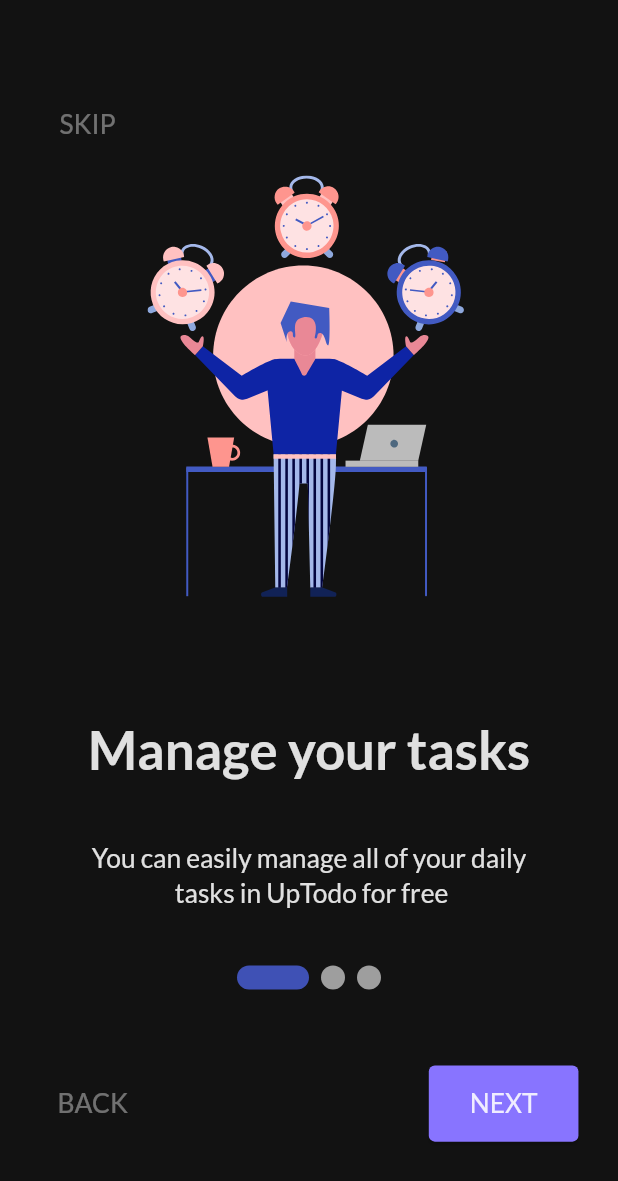
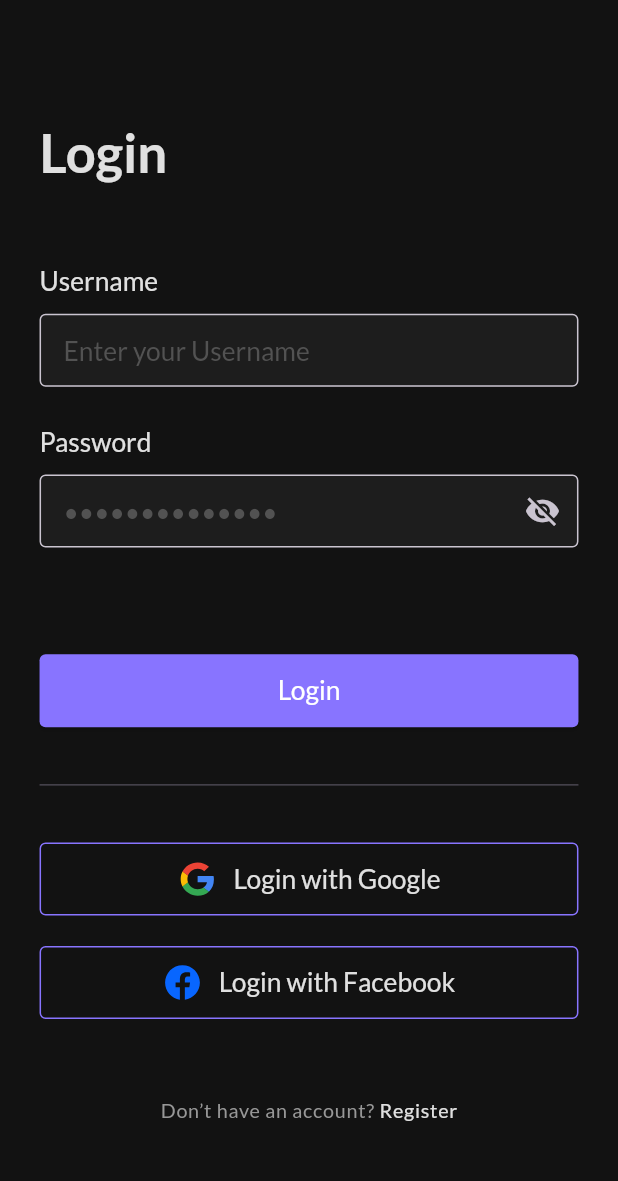
Before and after one commit to Mina329/Tamam-Todo, a Flutter app: the screen it shows after launch, after a tap on "SKIP", on a phone screen of 412 x 824 dp. Shown: the top 1181 px of the screen. Run offline on Flutter 3.47's test engine with Material 3 defaults, Android fonts, the light colour scheme and no system bars; drawn by our look-alikes of smooth_page_indicator; our stand-ins replace flutter_screenutil, flutter_svg, go_router, google_fonts.

Commit message:
add auth view

```diff
--- a/lib/core/utils/app_router.dart
+++ b/lib/core/utils/app_router.dart
@@ -1,11 +1,12 @@
 import 'package:go_router/go_router.dart';
+import 'package:todo/features/auth/presentation/view/auth_view.dart';
 import 'package:todo/features/onboarding/presentation/view/onboarding_view.dart';
 import 'package:todo/features/splash/presentation/view/splash_view.dart';
 
 abstract class AppRouter {
   static const kSplashView = '/';
   static const kOnboardingView = '/onboarding';
-
+  static const kAuthView = '/auth';
   static final router = GoRouter(
     routes: [
       GoRoute(
@@ -16,6 +17,10 @@ abstract class AppRouter {
         path: kOnboardingView,
         builder: (context, state) => const OnboardingView(),
       ),
+      GoRoute(
+        path: kAuthView,
+        builder: (context, state) => const AuthView(),
+      ),
     ],
   );
 }
--- a/lib/core/utils/assets_manager.dart
+++ b/lib/core/utils/assets_manager.dart
@@ -3,4 +3,6 @@ abstract class AssetsManager {
   static const onboarding1 = "assets/images/onboarding1.svg";
   static const onboarding2 = "assets/images/onboarding2.svg";
   static const onboarding3 = "assets/images/onboarding3.svg";
+  static const googleIcon = "assets/images/google_icon.svg";
+  static const facebookIcon = "assets/images/facebook_icon.svg";
 }
--- a/lib/core/utils/color_manager.dart
+++ b/lib/core/utils/color_manager.dart
@@ -4,4 +4,7 @@ class ColorManager {
   static const primaryColor = Color(0xFF8874FF);
   static const scaffoldColorDark = Color(0xff121212);
   static const scaffoldColorLight = Color(0xffffffff);
+  static const borderColor = Color(0xff979797);
+  static const fillColor = Color(0xff1D1D1D);
+  static const hintColor = Color(0xFF525252);
 }
--- a/lib/core/utils/strings_manager.dart
+++ b/lib/core/utils/strings_manager.dart
@@ -13,4 +13,15 @@ abstract class StringsManager {
   static const next = 'NEXT';
   static const back = 'BACK';
   static const getStarted = 'GETSTARTED';
+  static const login = 'Login';
+  static const register = 'Register';
+  static const username = 'Username';
+  static const enterUsername = 'Enter your Username';
+  static const password = 'Password';
+  static const confirmPassword = 'Confirm Password';
+  static const enterPassword = '••••••••••••••';
+  static const loginWithGoogle = 'Login with Google';
+  static const loginWithFacebook = 'Login with Facebook';
+  static const dontHaveAccount = 'Don’t have an account? ';
+  static const alreadyHaveAccount = 'Already have an account? ';
 }
--- a/lib/core/utils/styles_manager.dart
+++ b/lib/core/utils/styles_manager.dart
@@ -1,6 +1,7 @@
 import 'package:flutter/material.dart';
 import 'package:flutter_screenutil/flutter_screenutil.dart';
 import 'package:google_fonts/google_fonts.dart';
+import 'package:todo/core/utils/color_manager.dart';
 
 abstract class StylesManager {
   static TextStyle get displayLargeDark => GoogleFonts.lato(
@@ -18,7 +19,11 @@ abstract class StylesManager {
         fontSize: 16.sp,
         fontWeight: FontWeight.w400,
       );
-
+  static TextStyle get labelSmallDark => GoogleFonts.lato(
+        color: ColorManager.borderColor,
+        fontSize: 12.sp,
+        fontWeight: FontWeight.w400,
+      );
   /////////////////////////////////////////
   static TextStyle get displayLargeLight => GoogleFonts.lato(
         color: Colors.black,
@@ -36,4 +41,9 @@ abstract class StylesManager {
         fontSize: 16.sp,
         fontWeight: FontWeight.w400,
       );
+  static TextStyle get labelSmallLight => GoogleFonts.lato(
+        color: ColorManager.borderColor,
+        fontSize: 12.sp,
+        fontWeight: FontWeight.w400,
+      );
 }
--- a/lib/core/utils/theme_manager.dart
+++ b/lib/core/utils/theme_manager.dart
@@ -10,6 +10,27 @@ abstract class ThemeManager {
           displayLarge: StylesManager.displayLargeLight,
           displayMedium: StylesManager.displayMediumLight,
           headlineSmall: StylesManager.headlineSmallLight,
+          labelSmall: StylesManager.labelSmallLight,
+        ),
+        elevatedButtonTheme: ElevatedButtonThemeData(
+          style: ElevatedButton.styleFrom(
+            backgroundColor: ColorManager.primaryColor,
+            foregroundColor: Colors.white,
+            alignment: Alignment.center,
+            shape: RoundedRectangleBorder(
+              borderRadius: BorderRadius.circular(4),
+            ),
+          ),
+        ),
+        inputDecorationTheme: InputDecorationTheme(
+          border: const OutlineInputBorder(
+            borderSide: BorderSide(
+              color: ColorManager.borderColor,
+            ),
+          ),
+          hintStyle: StylesManager.headlineSmallLight.copyWith(
+            color: ColorManager.hintColor.withOpacity(0.4),
+          ),
         ),
       );
   static ThemeData get darkThemeData => ThemeData.dark().copyWith(
@@ -19,6 +40,7 @@ abstract class ThemeManager {
           displayLarge: StylesManager.displayLargeDark,
           displayMedium: StylesManager.displayMediumDark,
           headlineSmall: StylesManager.headlineSmallDark,
+          labelSmall: StylesManager.labelSmallDark,
         ),
         ///////////////// ELEVATED BUTTON //////////////
         elevatedButtonTheme: ElevatedButtonThemeData(
@@ -31,5 +53,17 @@ abstract class ThemeManager {
             ),
           ),
         ),
+        inputDecorationTheme: InputDecorationTheme(
+          border: const OutlineInputBorder(
+            borderSide: BorderSide(
+              color: ColorManager.borderColor,
+            ),
+          ),
+          fillColor: ColorManager.fillColor,
+          filled: true,
+          hintStyle: StylesManager.headlineSmallLight.copyWith(
+            color: ColorManager.hintColor,
+          ),
+        ),
       );
 }
--- /dev/null
+++ b/lib/features/auth/presentation/view/auth_view.dart
@@ -0,0 +1,17 @@
+import 'package:flutter/material.dart';
+import 'package:flutter_screenutil/flutter_screenutil.dart';
+import 'package:todo/features/auth/presentation/view/widgets/auth_view_body.dart';
+
+class AuthView extends StatelessWidget {
+  const AuthView({super.key});
+
+  @override
+  Widget build(BuildContext context) {
+    return Scaffold(
+      body: Padding(
+        padding: EdgeInsets.symmetric(horizontal: 24.w),
+        child: const AuthViewBody(),
+      ),
+    );
+  }
+}
--- /dev/null
+++ b/lib/features/auth/presentation/view/widgets/auth_view_body.dart
@@ -0,0 +1,87 @@
+import 'package:flutter/material.dart';
+import 'package:flutter_screenutil/flutter_screenutil.dart';
+import 'package:todo/core/utils/assets_manager.dart';
+import 'package:todo/core/utils/strings_manager.dart';
+import 'package:todo/core/widgets/custom_sliver_sizedbox.dart';
+import 'package:todo/features/auth/presentation/view/widgets/custom_login_button.dart';
+import 'package:todo/features/auth/presentation/view/widgets/login_view.dart';
+import 'package:todo/features/auth/presentation/view/widgets/register_view.dart';
+
+class AuthViewBody extends StatefulWidget {
+  const AuthViewBody({super.key});
+
+  @override
+  State<AuthViewBody> createState() => _AuthViewBodyState();
+}
+
+class _AuthViewBodyState extends State<AuthViewBody> {
+  bool isLogin = true;
+  @override
+  Widget build(BuildContext context) {
+    return CustomScrollView(
+      slivers: [
+        SliverSizedBox(
+          height: 80.h,
+        ),
+        SliverToBoxAdapter(
+          child: isLogin ? const LoginView() : const RegisterView(),
+        ),
+        const SliverToBoxAdapter(
+          child: Divider(),
+        ),
+        SliverSizedBox(
+          height: 30.h,
+        ),
+        const SliverToBoxAdapter(
+          child: CustomLoginButton(
+            asset: AssetsManager.googleIcon,
+            text: StringsManager.loginWithGoogle,
+          ),
+        ),
+        SliverSizedBox(
+          height: 20.h,
+        ),
+        const SliverToBoxAdapter(
+          child: CustomLoginButton(
+            asset: AssetsManager.facebookIcon,
+            text: StringsManager.loginWithFacebook,
+          ),
+        ),
+        SliverSizedBox(
+          height: 50.h,
+        ),
+        SliverToBoxAdapter(
+          child: Row(
+            mainAxisAlignment: MainAxisAlignment.center,
+            children: [
+              Text(
+                isLogin
+                    ? StringsManager.dontHaveAccount
+                    : StringsManager.alreadyHaveAccount,
+                style: Theme.of(context).textTheme.labelSmall,
+              ),
+              GestureDetector(
+                onTap: () {
+                  setState(() {
+                    isLogin = !isLogin;
+                  });
+                },
+                child: Text(
+                  isLogin ? StringsManager.register : StringsManager.login,
+                  style: Theme.of(context).textTheme.labelSmall!.copyWith(
+                        color: Colors.white.withOpacity(
+                          0.87,
+                        ),
+                      ),
+                ),
+              )
+            ],
+          ),
+        ),
+        SliverSizedBox(
+          height: 30.h,
+        ),
+      ],
+    );
+  }
+}
--- /dev/null
+++ b/lib/features/auth/presentation/view/widgets/custom_login_button.dart
@@ -0,0 +1,52 @@
+import 'package:flutter/material.dart';
+import 'package:flutter_screenutil/flutter_screenutil.dart';
+import 'package:flutter_svg/svg.dart';
+import 'package:todo/core/utils/color_manager.dart';
+
+class CustomLoginButton extends StatelessWidget {
+  const CustomLoginButton({
+    super.key,
+    required this.asset,
+    required this.text,
+    this.onPressed,
+  });
+  final String asset;
+  final String text;
+  final Function()? onPressed;
+  @override
+  Widget build(BuildContext context) {
+    return SizedBox(
+      height: 48.h,
+      child: ElevatedButton(
+        onPressed: onPressed,
+        style: const ButtonStyle(
+          side: MaterialStatePropertyAll(
+            BorderSide(
+              color: ColorManager.primaryColor,
+            ),
+          ),
+          backgroundColor: MaterialStatePropertyAll(
+            Colors.transparent,
+          ),
+        ),
+        child: Row(
+          mainAxisAlignment: MainAxisAlignment.center,
+          children: [
+            SvgPicture.asset(
+              asset,
+              width: 24.w,
+              height: 24.w,
+            ),
+            SizedBox(
+              width: 10.w,
+            ),
+            Text(
+              text,
+              style: Theme.of(context).textTheme.headlineSmall,
+            )
+          ],
+        ),
+      ),
+    );
+  }
+}
--- /dev/null
+++ b/lib/features/auth/presentation/view/widgets/login_form.dart
@@ -0,0 +1,73 @@
+import 'package:flutter/material.dart';
+import 'package:flutter_screenutil/flutter_screenutil.dart';
+import 'package:todo/core/utils/strings_manager.dart';
+
+class LoginForm extends StatefulWidget {
+  const LoginForm({
+    super.key,
+  });
+
+  @override
+  State<LoginForm> createState() => _LoginFormState();
+}
+
+class _LoginFormState extends State<LoginForm> {
+  bool obsecure = true;
+  @override
+  Widget build(BuildContext context) {
+    return Form(
+      child: Column(
+        crossAxisAlignment: CrossAxisAlignment.start,
+        children: [
+          Text(
+            StringsManager.username,
+            style: Theme.of(context).textTheme.headlineSmall,
+          ),
+          SizedBox(
+            height: 10.h,
+          ),
+          SizedBox(
+            height: 48.h,
+            child: TextFormField(
+              style: Theme.of(context).textTheme.headlineSmall,
+              textAlignVertical: TextAlignVertical.bottom,
+              decoration: const InputDecoration(
+                hintText: StringsManager.enterUsername,
+              ),
+            ),
+          ),
+          SizedBox(
+            height: 25.h,
+          ),
+          Text(
+            StringsManager.password,
+            style: Theme.of(context).textTheme.headlineSmall,
+          ),
+          SizedBox(
+            height: 10.h,
+          ),
+          SizedBox(
+            height: 48.h,
+            child: TextFormField(
+              style: Theme.of(context).textTheme.headlineSmall,
+              textAlignVertical: TextAlignVertical.bottom,
+              decoration: InputDecoration(
+                hintText: StringsManager.enterPassword,
+                suffixIcon: IconButton(
+                  onPressed: () {
+                    setState(() {
+                      obsecure = !obsecure;
+                    });
+                  },
+                  icon: Icon(
+                      obsecure ? Icons.visibility_off : Icons.remove_red_eye),
+                ),
+              ),
+              obscureText: obsecure,
+            ),
+          ),
+        ],
+      ),
+    );
+  }
+}
--- /dev/null
+++ b/lib/features/auth/presentation/view/widgets/login_view.dart
@@ -0,0 +1,50 @@
+import 'package:flutter/material.dart';
+import 'package:flutter_screenutil/flutter_screenutil.dart';
+import 'package:todo/core/utils/strings_manager.dart';
+import 'package:todo/features/auth/presentation/view/widgets/login_form.dart';
+
+class LoginView extends StatelessWidget {
+  const LoginView({
+    super.key,
+  });
+
+  @override
+  Widget build(BuildContext context) {
+    return Column(
+      crossAxisAlignment: CrossAxisAlignment.start,
+      children: [
+        Text(
+          StringsManager.login,
+          style: Theme.of(context).textTheme.displayMedium,
+        ),
+        SizedBox(
+          height: 53.h,
+        ),
+        const LoginForm(),
+        SizedBox(
+          height: 70.h,
+        ),
+        ElevatedButton(
+          onPressed: () {},
+          child: SizedBox(
+            height: 48.h,
+            width: double.infinity,
+            child: Center(
+              child: Text(
+                StringsManager.login,
+                textAlign: TextAlign.center,
+                style: Theme.of(context)
+                    .textTheme
+                    .headlineSmall!
+                    .copyWith(color: Colors.white),
+              ),
+            ),
+          ),
+        ),
+        SizedBox(
+          height: 30.h,
+        ),
+      ],
+    );
+  }
+}
--- a/lib/features/onboarding/presentation/view/widgets/onboarding_action_buttons.dart
+++ b/lib/features/onboarding/presentation/view/widgets/onboarding_action_buttons.dart
@@ -1,5 +1,7 @@
 import 'package:flutter/material.dart';
 import 'package:flutter_screenutil/flutter_screenutil.dart';
+import 'package:go_router/go_router.dart';
+import 'package:todo/core/utils/app_router.dart';
 import 'package:todo/core/utils/strings_manager.dart';
 import 'package:todo/features/onboarding/presentation/view/widgets/skip_button.dart';
 
@@ -45,10 +47,14 @@ class _OnBoardingActionButtonsState extends State<OnBoardingActionButtons> {
         ),
         ElevatedButton(
           onPressed: () {
-            widget.controller.nextPage(
-              duration: const Duration(milliseconds: 500),
-              curve: Curves.ease,
-            );
+            if (widget.controller.page! >= 1.5) {
+              GoRouter.of(context).go(AppRouter.kAuthView);
+            } else {
+              widget.controller.nextPage(
+                duration: const Duration(milliseconds: 500),
+                curve: Curves.ease,
+              );
+            }
           },
           child: SizedBox(
             height: 50.h,
@@ -57,7 +63,10 @@ class _OnBoardingActionButtonsState extends State<OnBoardingActionButtons> {
               child: Center(
                 child: Text(
                   text,
-                  style: Theme.of(context).textTheme.headlineSmall,
+                  style: Theme.of(context)
+                      .textTheme
+                      .headlineSmall!
+                      .copyWith(color: Colors.white),
                   textAlign: TextAlign.center,
                 ),
               ),
--- a/lib/features/onboarding/presentation/view/widgets/onboarding_view_body.dart
+++ b/lib/features/onboarding/presentation/view/widgets/onboarding_view_body.dart
@@ -1,5 +1,7 @@
 import 'package:flutter/material.dart';
 import 'package:flutter_screenutil/flutter_screenutil.dart';
+import 'package:go_router/go_router.dart';
+import 'package:todo/core/utils/app_router.dart';
 import 'package:todo/core/utils/strings_manager.dart';
 import 'package:todo/features/onboarding/presentation/view/widgets/onboarding_action_buttons.dart';
 import 'package:todo/features/onboarding/presentation/view/widgets/page_index_indicator.dart';
@@ -38,7 +40,9 @@ class _OnboardingViewBodyState extends State<OnboardingViewBody> {
           ),
           SkipBackButton(
             text: StringsManager.skip,
-            onPressed: () {},
+            onPressed: () {
+              GoRouter.of(context).go(AppRouter.kAuthView);
+            },
           ),
           PageViewBody(
             controller: controller,
```
Also changed, not shown: lib/features/auth/presentation/view/widgets/register_form.dart (added, +92 -0 lines), lib/features/auth/presentation/view/widgets/register_view.dart (added, +48 -0 lines), assets/images/facebook_icon.svg (added), assets/images/google_icon.svg (added).
